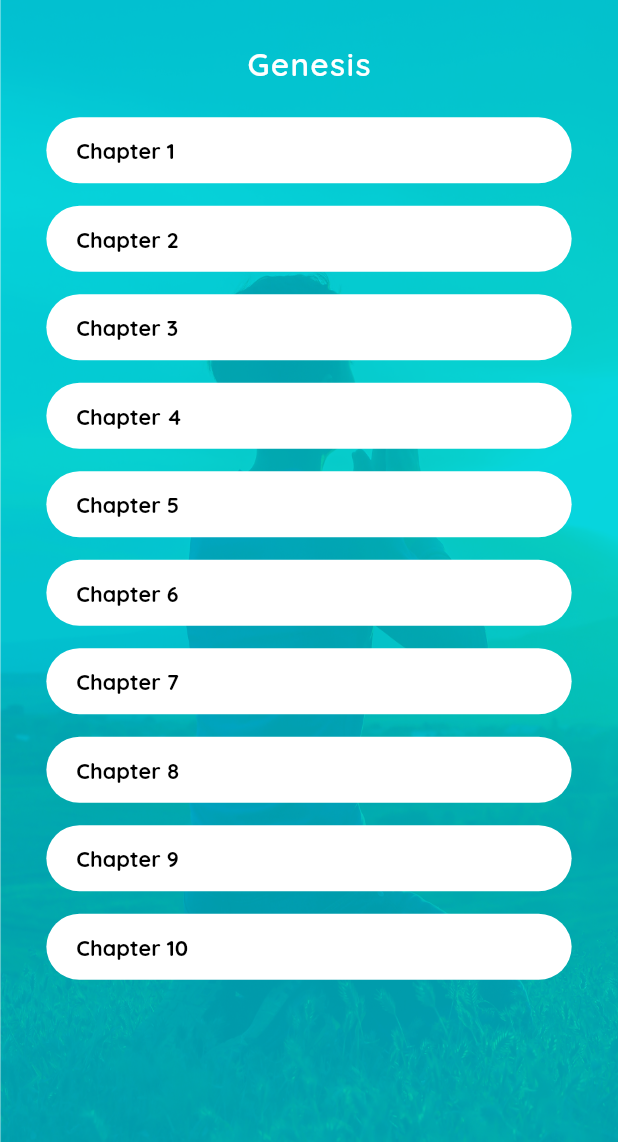
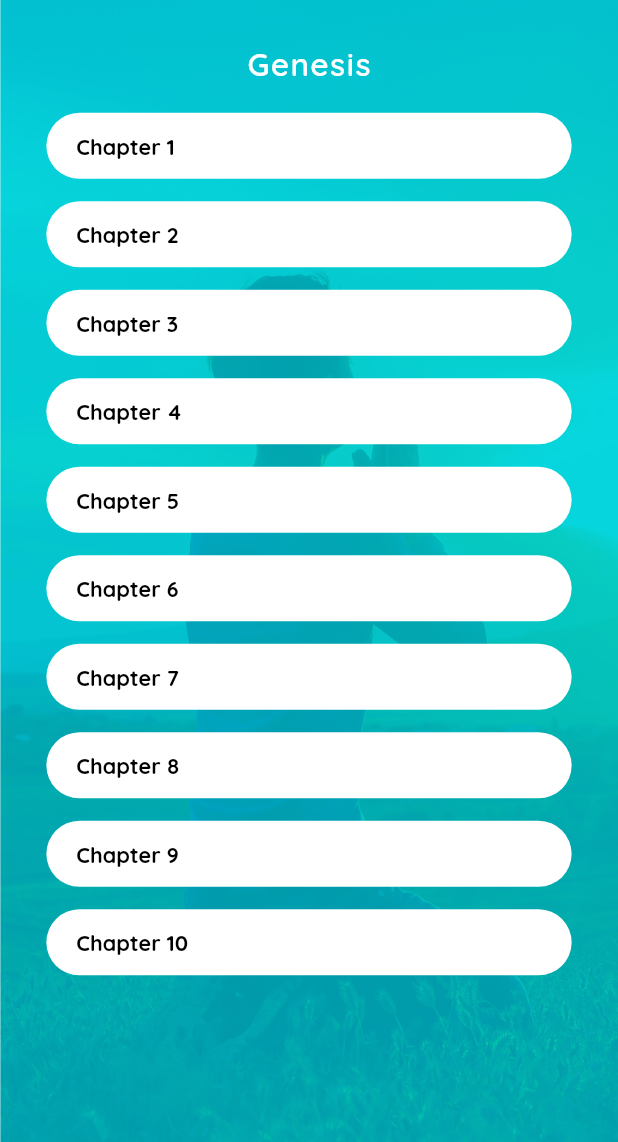
Before and after one commit to TorchPoint/PrayerApp, a Flutter app: the BibleTabScreen screen opened directly, after a tap on "Genesis", on a phone screen of 412 x 824 dp, the part 94-1236 px from its top. Run offline on Flutter 3.47's test engine with Material 2 defaults, Android fonts, the phone set to English and light mode, and no system bars; our stand-ins replace bubble_tab_indicator, device_preview, flutter_signin_button, smooth_page_indicator, stop_watch_timer.

Commit message:
few_changes_done

```diff
--- a/lib/bible/screens/bible_chapter_list_screen.dart
+++ b/lib/bible/screens/bible_chapter_list_screen.dart
@@ -26,7 +26,7 @@ class _BibleChapterListScreenState extends State<BibleChapterListScreen> {
                 children: [
                   SizedBox(height: 10.0,),
                   Text(AppStrings.GENESIS_TEXT,style: TextStyle(color: AppColors.WHITE_COLOR,fontWeight: FontWeight.w600,letterSpacing: 1.0),textScaleFactor: 1.5,),
-                  SizedBox(height: 15.0,),
+                  SizedBox(height: 12.0,),
                   Expanded(
                     child:ListView.builder
                       (
--- a/lib/bible/screens/bible_prayer_list_screen.dart
+++ b/lib/bible/screens/bible_prayer_list_screen.dart
@@ -17,7 +17,7 @@ class _BiblePrayerListScreenState extends State<BiblePrayerListScreen> {
     return Column(
       children: [
         Text(AppStrings.OLD_TESTAMENT_TEXT,style: TextStyle(color: AppColors.WHITE_COLOR,fontWeight: FontWeight.w600),textScaleFactor: 1.55,),
-        SizedBox(height: 15.0,),
+        SizedBox(height: 12.0,),
         Expanded(
           child:ListView.builder
             (
--- a/lib/main.dart
+++ b/lib/main.dart
@@ -33,7 +33,7 @@ class MyApp extends StatelessWidget {
       theme: ThemeData(
         fontFamily: 'Quicksand',
       ),
-      home: CreatePrayerGroupScreen(),
+      home: BibleTabScreen(),
     );
   }
 }
--- a/lib/prayer_praise_info/screens/praise_list_screen.dart
+++ b/lib/prayer_praise_info/screens/praise_list_screen.dart
@@ -16,14 +16,14 @@ class PraiseListScreen extends StatefulWidget {
 class _PraiseListScreenState extends State<PraiseListScreen> {
   TextEditingController _searchController = TextEditingController();
   int selectIndex = 0;
-  List<String> prayerList = ["Test","Marriage","Car","Medical Emergency","Loan","Mom"];
+  List<String> prayerList = ["Test","Marriage","Car","Medical Emergency","Loan","Mom","Test","Marriage","Car","Medical Emergency","Loan","Mom"];
   @override
   Widget build(BuildContext context) {
     return Column(
       children: [
         SizedBox(height: 10.0,),
         _searchTextFormField(),
-        SizedBox(height: 7.0,),
+        SizedBox(height: 10.0,),
         Expanded(
           child: SingleChildScrollView(
             child: Column(
--- a/lib/prayer_praise_info/screens/prayers_list_screen.dart
+++ b/lib/prayer_praise_info/screens/prayers_list_screen.dart
@@ -16,14 +16,14 @@ class PrayersListScreen extends StatefulWidget {
 class _PrayersListScreenState extends State<PrayersListScreen> {
   TextEditingController _searchController = TextEditingController();
   int selectIndex = 0;
-  List<String> prayerList = ["Test","Marriage","Car","Medical Emergency","Loan","Mom"];
+  List<String> prayerList = ["Test","Marriage","Car","Medical Emergency","Loan","Mom","Medical Emergency","Loan","Mom"];
   @override
   Widget build(BuildContext context) {
     return Column(
       children: [
-        SizedBox(height: 10.0,),
+        SizedBox(height: 15.0,),
         _searchTextFormField(),
-         SizedBox(height: 7.0,),
+         SizedBox(height: 10.0,),
         Expanded(
           child: SingleChildScrollView(
             child: Column(
--- a/lib/reminder/screens/reminder_screen.dart
+++ b/lib/reminder/screens/reminder_screen.dart
@@ -22,6 +22,7 @@ class _ReminderScreenState extends State<ReminderScreen> {
         body: Column(
           children: [
             _customAppBar(),
+            SizedBox(height: 10.0,),
             Expanded(
                 child:ListView.builder(
                     itemCount: title.length,
@@ -58,7 +59,7 @@ class _ReminderScreenState extends State<ReminderScreen> {
   {
     return Container(
       width: MediaQuery.of(context).size.width*0.85,
-      margin: EdgeInsets.only(left: MediaQuery.of(context).size.width*0.075,right: MediaQuery.of(context).size.width*0.075,top:reminderIndex == 0 ? 25.0 : 8.0,bottom: reminderIndex == title.length -1 ? 16.0 : 8.0),
+      margin: EdgeInsets.only(left: MediaQuery.of(context).size.width*0.075,right: MediaQuery.of(context).size.width*0.075,top:reminderIndex == 0 ? 15.0 : 8.0,bottom: reminderIndex == title.length -1 ? 16.0 : 8.0),
       padding: EdgeInsets.only(left: 15.0,right: 15.0,top: 13.0,bottom: 13.0),
       decoration: BoxDecoration(
         color: reminderIndex == 0 ?AppColors.BUTTON_COLOR :AppColors.WHITE_COLOR,
```
